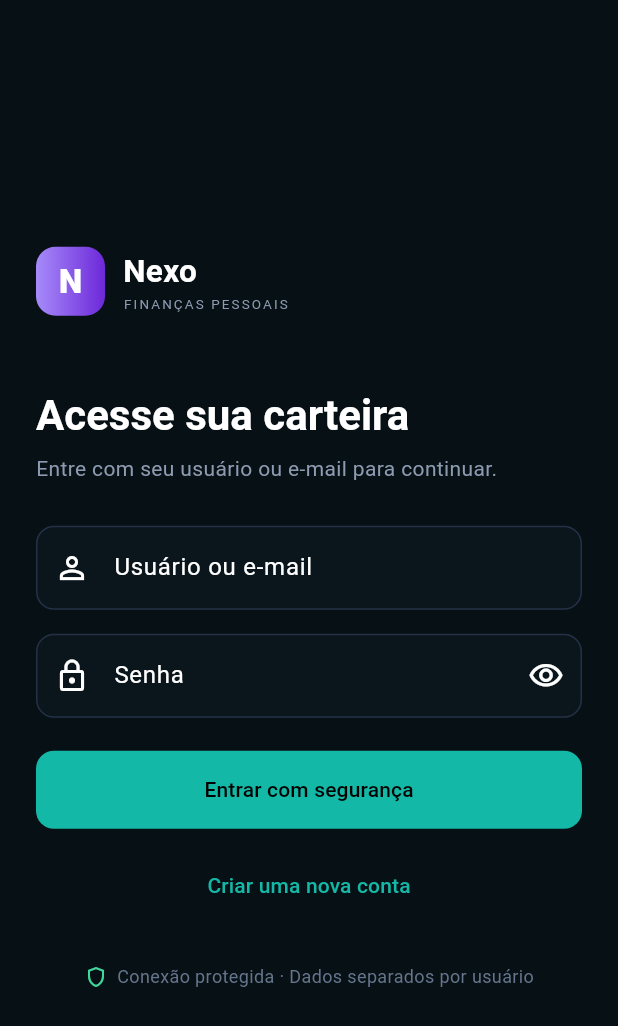
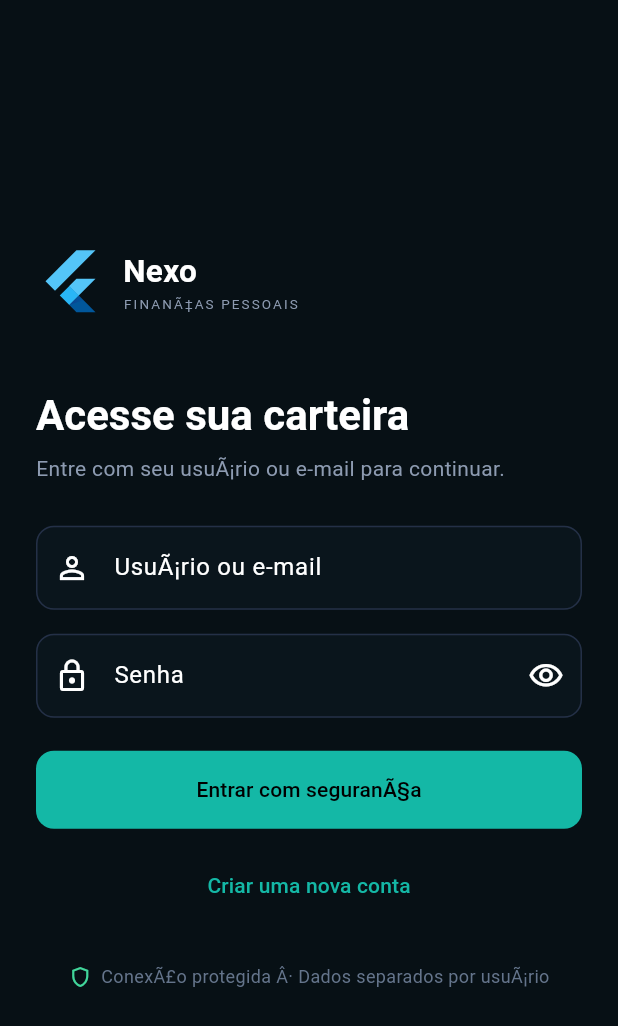
Before and after one commit to SonBiell/nexo-financas, a Flutter app: the screen it shows after launch, on a phone screen of 412 x 824 dp. Shown: the top 1026 px of the screen. Run offline on Flutter 3.47's test engine with Material 3 defaults, Android fonts, the phone set to English and light mode, and no system bars; our stand-ins replace flutter_secure_storage.

Commit message:
Atualiza native/lib/screens/login_screen.dart para versão unificada

```diff
--- a/native/lib/screens/login_screen.dart
+++ b/native/lib/screens/login_screen.dart
@@ -1,10 +1,12 @@
 import 'package:flutter/material.dart';
 import '../services/auth_service.dart';
 import 'register_screen.dart';
+import 'dashboard_screen.dart';
 
 class LoginScreen extends StatefulWidget {
   const LoginScreen({super.key});
-  @override State<LoginScreen> createState() => _LoginScreenState();
+  @override
+  State<LoginScreen> createState() => _LoginScreenState();
 }
 
 class _LoginScreenState extends State<LoginScreen> {
@@ -17,28 +19,112 @@ class _LoginScreenState extends State<LoginScreen> {
     if (!formKey.currentState!.validate()) return;
     setState(() => loading = true);
     try {
-      final user = await AuthService().login(identity.text.trim(), password.text);
+      final user =
+          await AuthService().login(identity.text.trim(), password.text);
       if (!mounted) return;
-      ScaffoldMessenger.of(context).showSnackBar(SnackBar(content: Text('Bem-vindo, ${user['full_name']}!')));
+      Navigator.of(context).pushReplacement(
+          MaterialPageRoute(builder: (_) => DashboardScreen(user: user)));
     } on AuthException catch (error) {
-      if (mounted) ScaffoldMessenger.of(context).showSnackBar(SnackBar(content: Text(error.message), backgroundColor: const Color(0xFF7F1D2D)));
-    } finally { if (mounted) setState(() => loading = false); }
+      if (mounted) {
+        ScaffoldMessenger.of(context).showSnackBar(SnackBar(
+            content: Text(error.message),
+            backgroundColor: const Color(0xFF7F1D2D)));
+      }
+    } finally {
+      if (mounted) setState(() => loading = false);
+    }
   }
 
-  @override Widget build(BuildContext context) => Scaffold(
-    body: SafeArea(child: Center(child: SingleChildScrollView(padding: const EdgeInsets.all(24), child: ConstrainedBox(
+  @override
+  Widget build(BuildContext context) => Scaffold(
+        body: SafeArea(
+            child: Center(
+                child: SingleChildScrollView(
+                    padding: const EdgeInsets.all(24),
+                    child: ConstrainedBox(
                       constraints: const BoxConstraints(maxWidth: 430),
-      child: Form(key: formKey, child: Column(crossAxisAlignment: CrossAxisAlignment.stretch, children: [
-        const _Brand(), const SizedBox(height: 48),
-        Text('Acesse sua carteira', style: Theme.of(context).textTheme.headlineMedium?.copyWith(fontWeight: FontWeight.w700)),
-        const SizedBox(height: 8), const Text('Entre com seu usuário ou e-mail para continuar.', style: TextStyle(color: Color(0xFF8D9BB1))),
+                      child: Form(
+                          key: formKey,
+                          child: Column(
+                              crossAxisAlignment: CrossAxisAlignment.stretch,
+                              children: [
+                                const _Brand(),
+                                const SizedBox(height: 48),
+                                Text('Acesse sua carteira',
+                                    style: Theme.of(context)
+                                        .textTheme
+                                        .headlineMedium
+                                        ?.copyWith(
+                                            fontWeight: FontWeight.w700)),
+                                const SizedBox(height: 8),
+                                const Text(
+                                    'Entre com seu usuÃ¡rio ou e-mail para continuar.',
+                                    style: TextStyle(color: Color(0xFF8D9BB1))),
                                 const SizedBox(height: 28),
-        TextFormField(controller: identity, textInputAction: TextInputAction.next, decoration: const InputDecoration(labelText: 'Usuário ou e-mail', prefixIcon: Icon(Icons.person_outline)), validator: (value) => value == null || value.trim().isEmpty ? 'Informe seu acesso.' : null),
+                                TextFormField(
+                                    controller: identity,
+                                    textInputAction: TextInputAction.next,
+                                    decoration: const InputDecoration(
+                                        labelText: 'UsuÃ¡rio ou e-mail',
+                                        prefixIcon: Icon(Icons.person_outline)),
+                                    validator: (value) =>
+                                        value == null || value.trim().isEmpty
+                                            ? 'Informe seu acesso.'
+                                            : null),
                                 const SizedBox(height: 16),
-        TextFormField(controller: password, obscureText: obscure, onFieldSubmitted: (_) => submit(), decoration: InputDecoration(labelText: 'Senha', prefixIcon: const Icon(Icons.lock_outline), suffixIcon: IconButton(onPressed: () => setState(() => obscure = !obscure), icon: Icon(obscure ? Icons.visibility_outlined : Icons.visibility_off_outlined))), validator: (value) => (value?.length ?? 0) < 8 ? 'A senha possui pelo menos 8 caracteres.' : null),
-        const SizedBox(height: 22), FilledButton(onPressed: loading ? null : submit, child: loading ? const SizedBox(width: 22, height: 22, child: CircularProgressIndicator(strokeWidth: 2)) : const Text('Entrar com segurança')),
-        const SizedBox(height: 14), TextButton(onPressed: () => Navigator.push(context, MaterialPageRoute(builder: (_) => const RegisterScreen())), child: const Text('Criar uma nova conta')),
-        const SizedBox(height: 28), const Row(mainAxisAlignment: MainAxisAlignment.center, children: [Icon(Icons.shield_outlined, size: 16, color: Color(0xFF41D69B)), SizedBox(width: 6), Text('Conexão protegida · Dados separados por usuário', style: TextStyle(fontSize: 12, color: Color(0xFF64748B)))])
+                                TextFormField(
+                                    controller: password,
+                                    obscureText: obscure,
+                                    onFieldSubmitted: (_) => submit(),
+                                    decoration: InputDecoration(
+                                        labelText: 'Senha',
+                                        prefixIcon:
+                                            const Icon(Icons.lock_outline),
+                                        suffixIcon: IconButton(
+                                            onPressed: () => setState(
+                                                () => obscure = !obscure),
+                                            icon: Icon(obscure
+                                                ? Icons.visibility_outlined
+                                                : Icons
+                                                    .visibility_off_outlined))),
+                                    validator: (value) => (value?.length ?? 0) <
+                                            8
+                                        ? 'A senha possui pelo menos 8 caracteres.'
+                                        : null),
+                                const SizedBox(height: 22),
+                                FilledButton(
+                                    onPressed: loading ? null : submit,
+                                    child: loading
+                                        ? const SizedBox(
+                                            width: 22,
+                                            height: 22,
+                                            child: CircularProgressIndicator(
+                                                strokeWidth: 2))
+                                        : const Text('Entrar com seguranÃ§a')),
+                                const SizedBox(height: 14),
+                                TextButton(
+                                    onPressed: () => Navigator.push(
+                                        context,
+                                        MaterialPageRoute(
+                                            builder: (_) =>
+                                                const RegisterScreen())),
+                                    child: const Text('Criar uma nova conta')),
+                                const SizedBox(height: 28),
+                                const Wrap(
+                                    alignment: WrapAlignment.center,
+                                    crossAxisAlignment:
+                                        WrapCrossAlignment.center,
+                                    spacing: 6,
+                                    children: [
+                                      Icon(Icons.shield_outlined,
+                                          size: 16, color: Color(0xFF41D69B)),
+                                      Text(
+                                          'ConexÃ£o protegida Â· Dados separados por usuÃ¡rio',
+                                          textAlign: TextAlign.center,
+                                          style: TextStyle(
+                                              fontSize: 12,
+                                              color: Color(0xFF64748B)))
+                                    ])
                               ])),
                     )))),
       );
@@ -46,8 +132,16 @@ class _LoginScreenState extends State<LoginScreen> {
 
 class _Brand extends StatelessWidget {
   const _Brand();
-  @override Widget build(BuildContext context) => const Row(children: [
-    DecoratedBox(decoration: BoxDecoration(gradient: LinearGradient(colors: [Color(0xFFA78BFA), Color(0xFF6D28D9)]), borderRadius: BorderRadius.all(Radius.circular(13))), child: SizedBox(width: 46, height: 46, child: Center(child: Text('N', style: TextStyle(fontSize: 22, fontWeight: FontWeight.w800))))),
-    SizedBox(width: 12), Column(crossAxisAlignment: CrossAxisAlignment.start, children: [Text('Nexo', style: TextStyle(fontSize: 21, fontWeight: FontWeight.w700)), Text('FINANÇAS PESSOAIS', style: TextStyle(fontSize: 9, letterSpacing: 1.4, color: Color(0xFF8D9BB1)))])
+  @override
+  Widget build(BuildContext context) => const Row(children: [
+        FlutterLogo(size: 46),
+        SizedBox(width: 12),
+        Column(crossAxisAlignment: CrossAxisAlignment.start, children: [
+          Text('Nexo',
+              style: TextStyle(fontSize: 21, fontWeight: FontWeight.w700)),
+          Text('FINANÃ‡AS PESSOAIS',
+              style: TextStyle(
+                  fontSize: 9, letterSpacing: 1.4, color: Color(0xFF8D9BB1)))
+        ])
       ]);
 }
```
Lines whose indentation alone changed are shown as unchanged.
